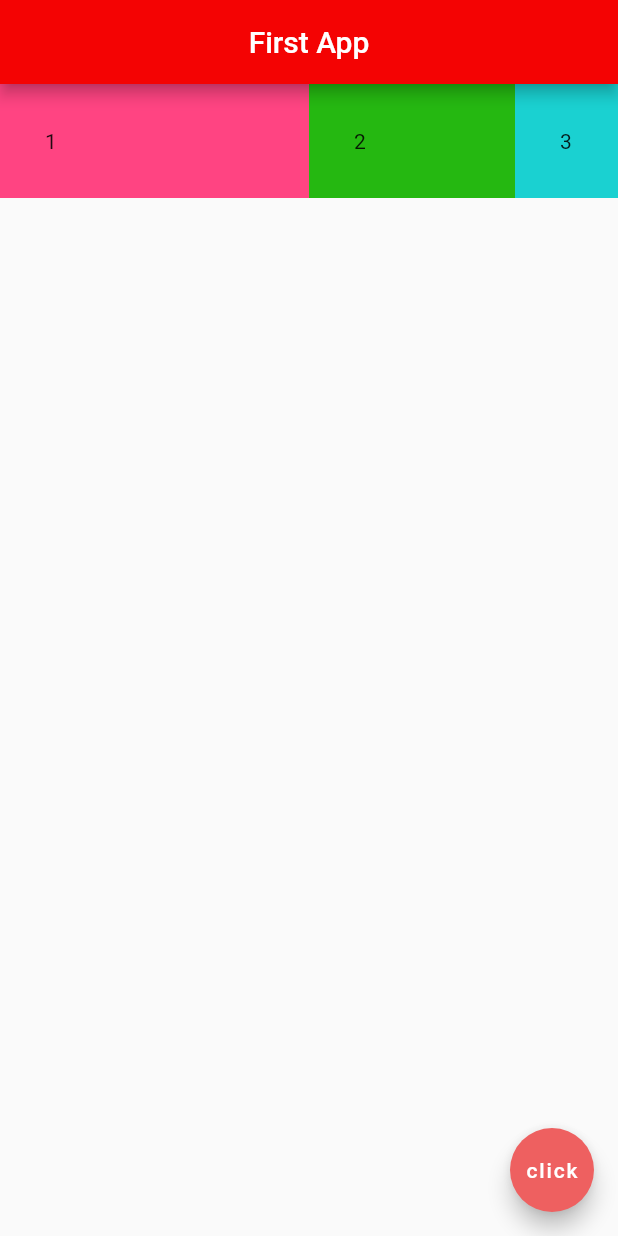
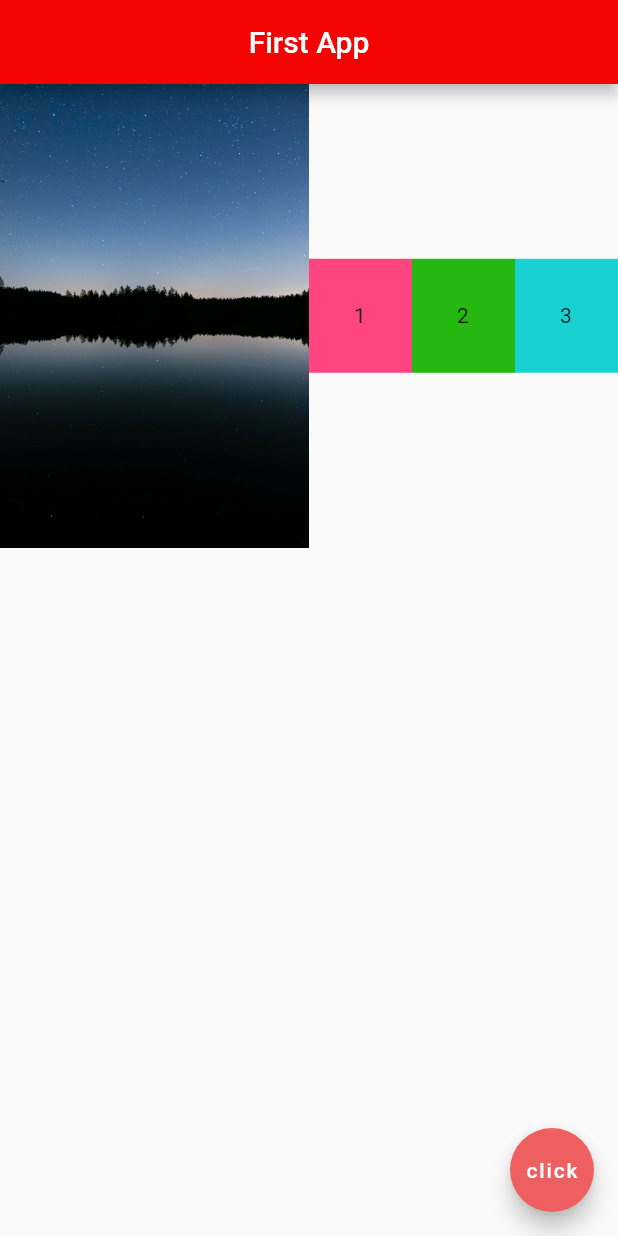
Before and after one commit to shubhsardana29/intro-flutter, a Flutter app: the screen it shows after launch, on a phone screen of 412 x 824 dp. Run offline on Flutter 3.47's test engine with Material 2 defaults, Android fonts, the phone set to English and light mode, and no system bars.

Commit message:
image inside expanded widget

```diff
--- a/flutter_application_1/lib/main.dart
+++ b/flutter_application_1/lib/main.dart
@@ -18,7 +18,11 @@ class Home extends StatelessWidget {
       body: Row(
         children: <Widget>[
           Expanded(
-            flex: 3,
+            flex:3,
+            child: Image.asset("assets/image1.jpg")
+          ),
+          Expanded(
+            flex: 1,
             child: Container(
               padding: EdgeInsets.all(30),
               color: Color.fromARGB(255, 255, 68, 130),
@@ -26,7 +30,7 @@ class Home extends StatelessWidget {
             ),
           ),
           Expanded(
-            flex: 2,
+            flex: 1,
             child: Container(
               padding: EdgeInsets.all(30),
               color: Color.fromARGB(255, 37, 184, 17),
```
